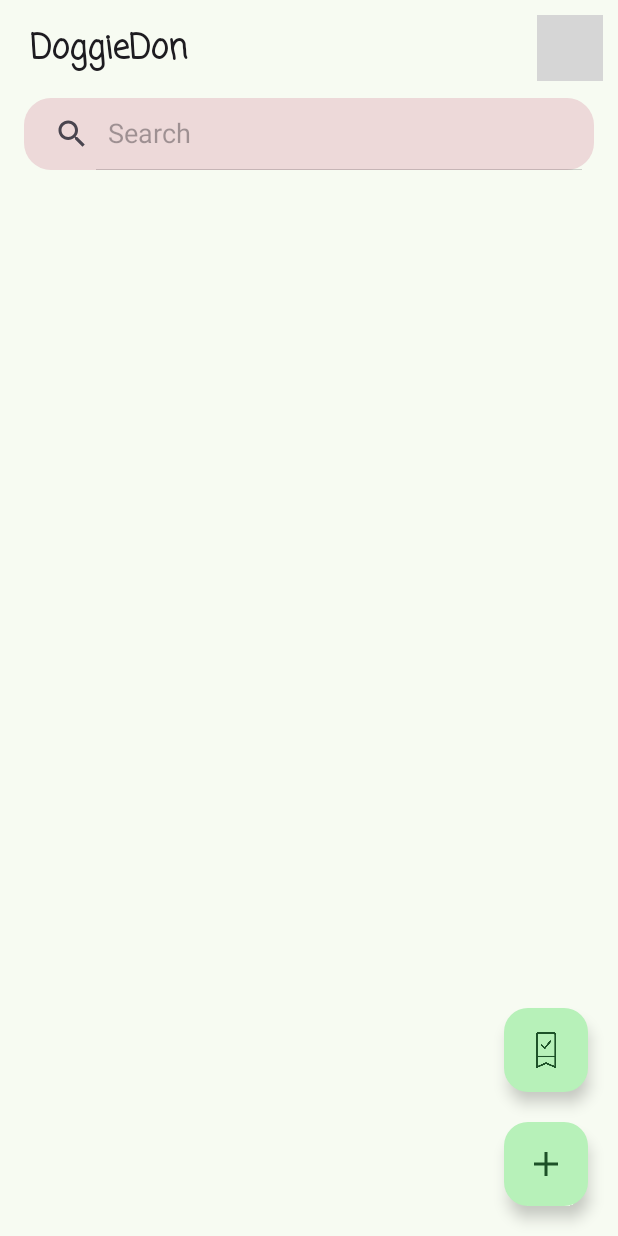
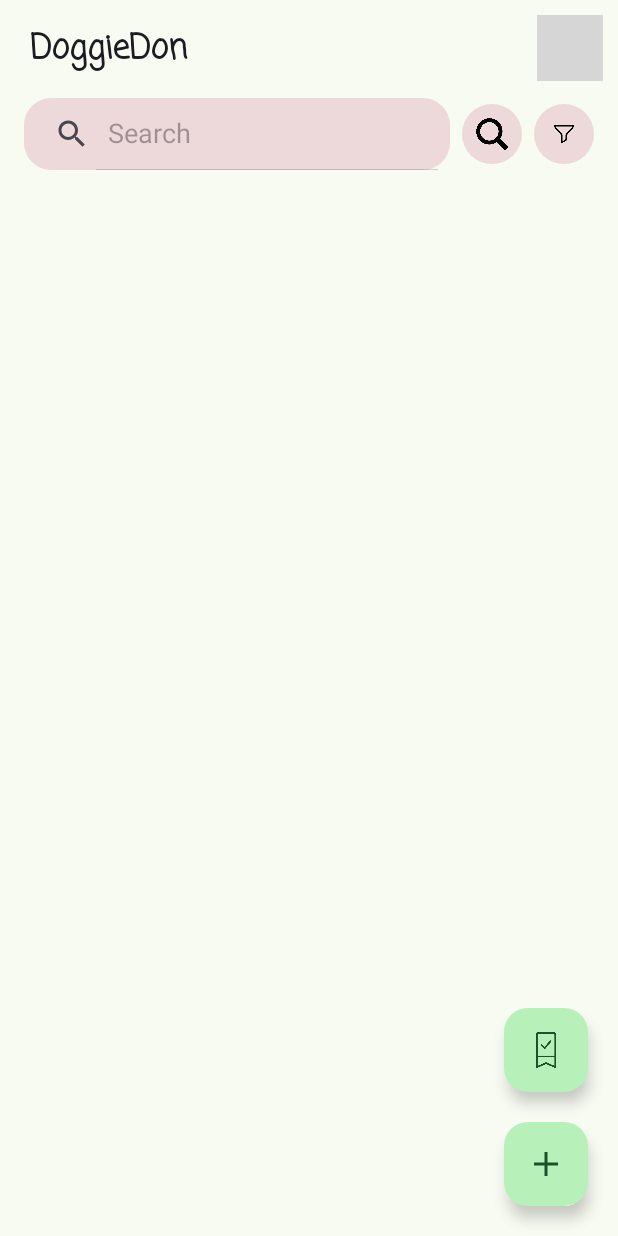
Before and after one commit to Iamank-it/DoggieDon, an Android app: the screen it shows after launch once a user with an empty profile is signed in (MainActivity), on a phone screen of 412 x 824 dp. Run offline under Robolectric (Android 15) with nearby library versions, the phone set to English and light mode, and no system bars; our stand-ins replace Firebase (no records; nobody signed in at launch, a user with empty details on screens opened directly); Roboto replaces fonts that are not available here; 1 statement that could not run was skipped; grey boxes are pictures that could not be loaded.

Commit message:
search and sort implemented

```diff
--- a/app/src/main/java/com/example/doggiedon/activity/BlogActivity.kt
+++ b/app/src/main/java/com/example/doggiedon/activity/BlogActivity.kt
@@ -1,5 +1,4 @@
 package com.example.doggiedon.activity
-import android.content.Intent
 import android.graphics.Bitmap
 import android.graphics.BitmapFactory
 import android.graphics.BitmapShader
@@ -14,7 +13,6 @@ import android.widget.Toast
 import androidx.appcompat.app.AppCompatActivity
 import androidx.core.graphics.createBitmap
 import com.example.doggiedon.R
-import com.example.doggiedon.register.ProfileInfo
 import com.google.firebase.Timestamp
 import com.google.firebase.auth.FirebaseAuth
 import com.google.firebase.firestore.FirebaseFirestore
--- a/app/src/main/java/com/example/doggiedon/activity/BlogDetailActivity.kt
+++ b/app/src/main/java/com/example/doggiedon/activity/BlogDetailActivity.kt
@@ -1,6 +1,4 @@
 package com.example.doggiedon.activity
-
-import android.content.Intent
 import android.graphics.Bitmap
 import android.graphics.BitmapFactory
 import android.graphics.BitmapShader
@@ -13,7 +11,6 @@ import android.widget.TextView
 import androidx.appcompat.app.AppCompatActivity
 import androidx.core.graphics.createBitmap
 import com.example.doggiedon.R
-import com.example.doggiedon.register.ProfileInfo
 import com.google.firebase.auth.FirebaseAuth
 import kotlinx.coroutines.CoroutineScope
 import kotlinx.coroutines.Dispatchers
--- a/app/src/main/java/com/example/doggiedon/activity/SavedBlogActivity.kt
+++ b/app/src/main/java/com/example/doggiedon/activity/SavedBlogActivity.kt
@@ -1,7 +1,6 @@
 package com.example.doggiedon.activity
 
 import android.annotation.SuppressLint
-import android.content.Intent
 import android.graphics.Bitmap
 import android.graphics.BitmapFactory
 import android.graphics.BitmapShader
@@ -24,7 +23,6 @@ import androidx.swiperefreshlayout.widget.SwipeRefreshLayout
 import com.example.doggiedon.R
 import com.example.doggiedon.adapter.BlogAdapter
 import com.example.doggiedon.model.BlogItemModel
-import com.example.doggiedon.register.ProfileInfo
 import com.google.firebase.auth.FirebaseAuth
 import com.google.firebase.firestore.FirebaseFirestore
 import kotlinx.coroutines.CoroutineScope
--- a/app/src/main/java/com/example/doggiedon/activity/UserBlogActivity.kt
+++ b/app/src/main/java/com/example/doggiedon/activity/UserBlogActivity.kt
@@ -1,7 +1,6 @@
 package com.example.doggiedon.activity
 
 import android.annotation.SuppressLint
-import android.content.Intent
 import android.graphics.Bitmap
 import android.graphics.BitmapFactory
 import android.graphics.BitmapShader
@@ -25,7 +24,6 @@ import androidx.swiperefreshlayout.widget.SwipeRefreshLayout
 import com.example.doggiedon.R
 import com.example.doggiedon.adapter.BlogAdapter
 import com.example.doggiedon.model.BlogItemModel
-import com.example.doggiedon.register.ProfileInfo
 import com.google.firebase.auth.FirebaseAuth
 import com.google.firebase.firestore.FirebaseFirestore
 import kotlinx.coroutines.CoroutineScope
@@ -73,7 +71,7 @@ class UserBlogActivity : AppCompatActivity() {
 
         swipeRefreshLayout = findViewById(R.id.swipeRefreshUserBlogs)
         recyclerView = findViewById(R.id.userBlogRecyclerView)
-        emptyTextView = findViewById(R.id.text_empty_blogs) // Add this to layout
+        emptyTextView = findViewById(R.id.text_empty_blogs)
 
         recyclerView.layoutManager = LinearLayoutManager(this)
         adapter = BlogAdapter(blogList)
--- a/app/src/main/res/layout/activity_main.xml
+++ b/app/src/main/res/layout/activity_main.xml
@@ -34,20 +34,52 @@
         app:layout_constraintTop_toTopOf="parent"
         app:srcCompat="@drawable/dogpfp" />
 
-    <SearchView
-        android:id="@+id/search_bar"
-        android:layout_width="match_parent"
+    <LinearLayout
+        android:id="@+id/searchContainer"
+        android:layout_width="0dp"
         android:layout_height="wrap_content"
         android:layout_marginStart="16dp"
         android:layout_marginTop="15dp"
         android:layout_marginEnd="16dp"
-        android:background="@drawable/rounded_search"
-        android:backgroundTint="#EDD9D9"
-        android:iconifiedByDefault="false"
-        android:queryHint="Search"
-        app:layout_constraintEnd_toEndOf="@+id/btn_profile"
-        app:layout_constraintStart_toStartOf="@+id/heading"
-        app:layout_constraintTop_toBottomOf="@+id/heading" />
+        android:orientation="horizontal"
+        app:layout_constraintStart_toStartOf="parent"
+        app:layout_constraintEnd_toEndOf="parent"
+        app:layout_constraintTop_toBottomOf="@id/heading">
+
+        <SearchView
+            android:id="@+id/search_bar"
+            android:layout_width="0dp"
+            android:layout_height="wrap_content"
+            android:layout_weight="1"
+            android:queryHint="Search"
+            android:iconifiedByDefault="false"
+            android:background="@drawable/rounded_search"
+            android:backgroundTint="#EDD9D9"/>
+        <ImageButton
+            android:id="@+id/btn_search"
+            android:layout_width="40dp"
+            android:layout_height="40dp"
+            android:layout_marginStart="8dp"
+            android:background="@drawable/bg_white_rounded"
+            android:padding="6dp"
+            android:layout_marginTop="4dp"
+            android:src="@drawable/search_icon"
+            android:scaleType="centerInside"
+            android:contentDescription="Search Blog"/>
+
+        <ImageButton
+            android:id="@+id/btn_filter"
+            android:layout_width="40dp"
+            android:layout_height="40dp"
+            android:layout_marginStart="8dp"
+            android:layout_marginTop="4dp"
+            android:background="@drawable/bg_white_rounded"
+            android:contentDescription="Sort"
+            android:scaleType="centerInside"
+            android:src="@drawable/sort" />
+
+    </LinearLayout>
+
 
     <!-- SwipeRefresh + RecyclerView -->
     <androidx.swiperefreshlayout.widget.SwipeRefreshLayout
@@ -55,9 +87,9 @@
         android:layout_width="0dp"
         android:layout_height="0dp"
         app:layout_constraintBottom_toBottomOf="parent"
-        app:layout_constraintEnd_toEndOf="@+id/search_bar"
-        app:layout_constraintStart_toStartOf="@+id/search_bar"
-        app:layout_constraintTop_toBottomOf="@id/search_bar">
+        app:layout_constraintEnd_toEndOf="@id/searchContainer"
+        app:layout_constraintStart_toStartOf="@id/searchContainer"
+        app:layout_constraintTop_toBottomOf="@id/searchContainer">
 
         <androidx.recyclerview.widget.RecyclerView
             android:id="@+id/blogRecyclerView"
```
Also changed, not shown: app/src/main/java/com/example/doggiedon/MainActivity.kt (+58 -0 lines), app/src/main/res/drawable/search_icon.png (added), app/src/main/res/drawable/sort.png (added), 2 other files.
